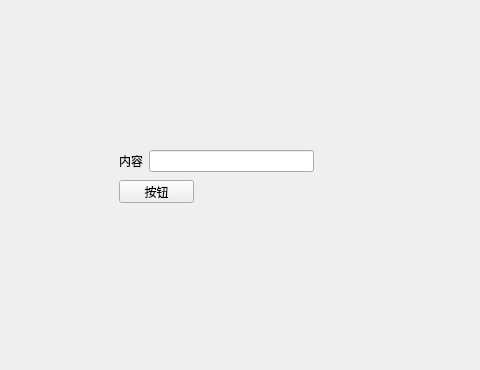
Above: Demo/信号与槽/untitled.ui from raojixian/pyqt before the change; both pictures show x 121 to 601 and y 0 to 370 of the 1003 by 609 pixel window. Below: the same form after it.
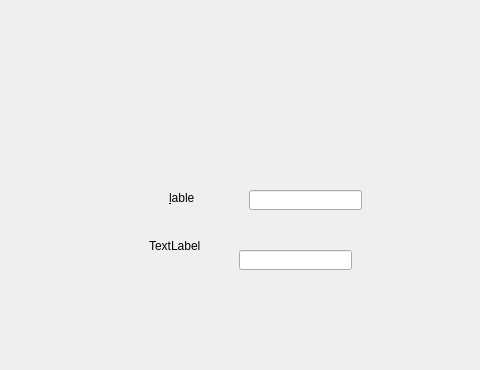
That is the form after the change.

Patch:
```diff
--- a/Demo/信号与槽/untitled.ui
+++ b/Demo/信号与槽/untitled.ui
@@ -13,40 +13,54 @@
   <property name="windowTitle">
    <string>Form</string>
   </property>
-  <widget class="QPushButton" name="pushButton">
+  <widget class="QLabel" name="lable">
    <property name="geometry">
     <rect>
-     <x>240</x>
-     <y>180</y>
-     <width>75</width>
-     <height>23</height>
+     <x>290</x>
+     <y>190</y>
+     <width>54</width>
+     <height>16</height>
     </rect>
    </property>
    <property name="text">
-    <string>按钮</string>
+    <string>&amp;lable</string>
    </property>
+   <property name="buddy">
+    <cstring>lineEdit</cstring>
+   </property>
   </widget>
-  <widget class="QWidget" name="layoutWidget">
+  <widget class="QLineEdit" name="lineEdit">
    <property name="geometry">
     <rect>
-     <x>240</x>
-     <y>150</y>
-     <width>195</width>
-     <height>22</height>
+     <x>370</x>
+     <y>190</y>
+     <width>113</width>
+     <height>20</height>
     </rect>
    </property>
-   <layout class="QHBoxLayout" name="horizontalLayout">
-    <item>
-     <widget class="QLabel" name="label">
-      <property name="text">
-       <string>内容</string>
-      </property>
-     </widget>
-    </item>
-    <item>
-     <widget class="QLineEdit" name="lineEdit"/>
-    </item>
-   </layout>
+  </widget>
+  <widget class="QLabel" name="label">
+   <property name="geometry">
+    <rect>
+     <x>270</x>
+     <y>240</y>
+     <width>54</width>
+     <height>12</height>
+    </rect>
+   </property>
+   <property name="text">
+    <string>TextLabel</string>
+   </property>
+  </widget>
+  <widget class="QLineEdit" name="lineEdit_2">
+   <property name="geometry">
+    <rect>
+     <x>360</x>
+     <y>250</y>
+     <width>113</width>
+     <height>20</height>
+    </rect>
+   </property>
   </widget>
  </widget>
  <resources/>
```
Left out of the diff: 19 changed lines with no effect on the pictures.
